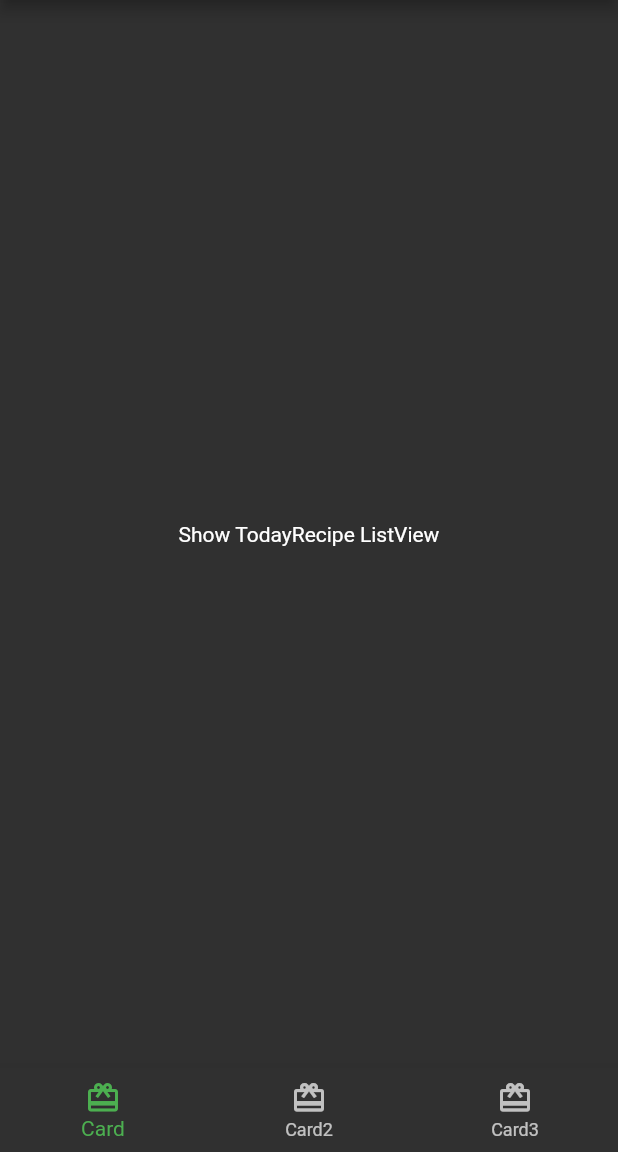
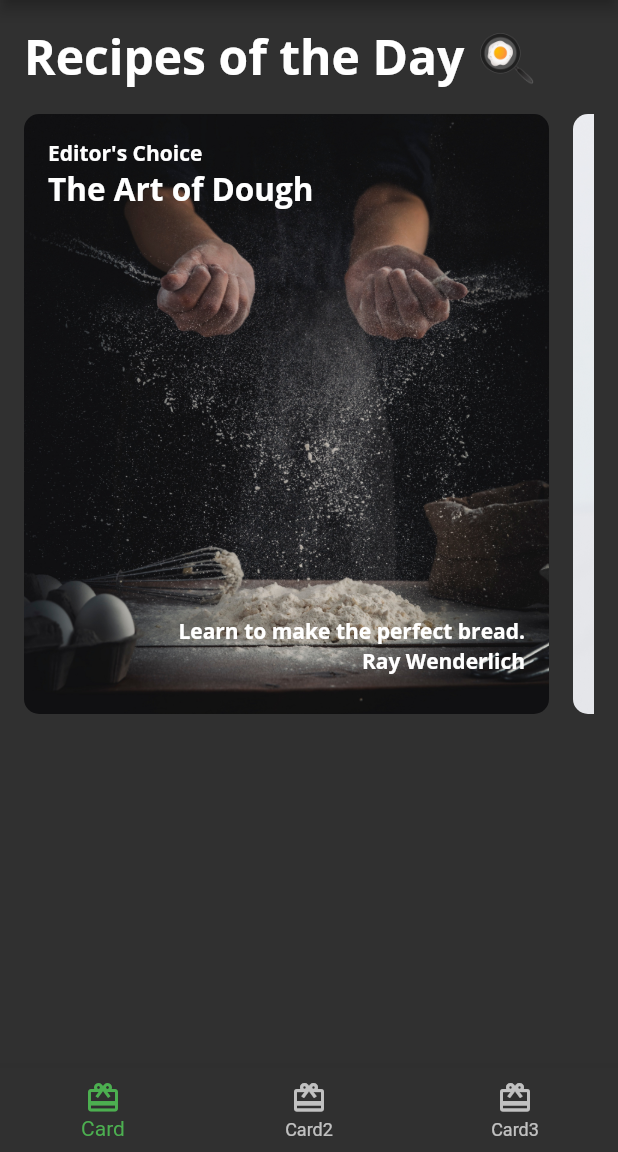
Before and after one commit to lmw4051/Food, a Flutter app: the screen it shows after launch, on a phone screen of 412 x 824 dp, the part 84-1236 px from its top. Run offline on Flutter 3.47's test engine with Material 2 defaults, Android fonts, the phone set to English and light mode, and no system bars; our stand-ins replace google_fonts.

Commit message:
feat: add scrollable widget with updated cards

```diff
--- a/fooderlich/lib/components/card1.dart
+++ b/fooderlich/lib/components/card1.dart
@@ -1,50 +1,50 @@
 import 'package:flutter/material.dart';
-import 'package:fooderlich/main.dart';
+
 import '../fooderlich_theme.dart';
+import '../models/models.dart';
 
 class Card1 extends StatelessWidget {
-  const Card1({super.key});
-  final String category = 'Editor\'s Choice';
-  final String title = 'The Art of Dough';
-  final String description = 'Learn to make the perfect bread.';
-  final String chef = 'Ray Wenderlich';
+  final ExploreRecipe recipe;
+
+  const Card1({
+    super.key,
+    required this.recipe,
+  });
 
   @override
   Widget build(BuildContext context) {
     return Center(
-      // TODO: Card1 Decorate Container
       child: Container(
         padding: const EdgeInsets.all(16),
         constraints: const BoxConstraints.expand(
           width: 350,
           height: 450,
         ),
-        decoration: const BoxDecoration(
+        decoration: BoxDecoration(
           image: DecorationImage(
-            image: AssetImage('assets/mag1.png'),
+            image: AssetImage(recipe.backgroundImage),
             fit: BoxFit.cover,
           ),
-          borderRadius: BorderRadius.all(Radius.circular(10.0)),
+          borderRadius: const BorderRadius.all(Radius.circular(10.0)),
         ),
-        // TODO: Add a stack of text
         child: Stack(
           children: [
             Text(
-              category,
+              recipe.subtitle,
               style: FooderlichTheme.darkTextTheme.bodyText1,
             ),
             Positioned(
               top: 20,
               child: Text(
-                title,
-                style: FooderlichTheme.darkTextTheme.headline5,
+                recipe.title,
+                style: FooderlichTheme.darkTextTheme.headline2,
               ),
             ),
             Positioned(
               bottom: 30,
               right: 0,
               child: Text(
-                description,
+                recipe.message,
                 style: FooderlichTheme.darkTextTheme.bodyText1,
               ),
             ),
@@ -52,10 +52,10 @@ class Card1 extends StatelessWidget {
               bottom: 10,
               right: 0,
               child: Text(
-                chef,
+                recipe.authorName,
                 style: FooderlichTheme.darkTextTheme.bodyText1,
               ),
-            ),
+            )
           ],
         ),
       ),
--- a/fooderlich/lib/components/card2.dart
+++ b/fooderlich/lib/components/card2.dart
@@ -1,9 +1,16 @@
 import 'package:flutter/material.dart';
+
+import '../fooderlich_theme.dart';
+import '../models/models.dart';
 import 'author_card.dart';
-import '../fooderlich_theme.dart';
 
 class Card2 extends StatelessWidget {
-  const Card2({super.key});
+  final ExploreRecipe recipe;
+
+  const Card2({
+    super.key,
+    required this.recipe,
+  });
 
   @override
   Widget build(BuildContext context) {
@@ -13,21 +20,19 @@ class Card2 extends StatelessWidget {
           width: 350,
           height: 450,
         ),
-        decoration: const BoxDecoration(
+        decoration: BoxDecoration(
           image: DecorationImage(
-            image: AssetImage('assets/mag5.png'),
+            image: AssetImage(recipe.backgroundImage),
             fit: BoxFit.cover,
           ),
-          borderRadius: BorderRadius.all(
-            Radius.circular(10.0),
-          ),
+          borderRadius: const BorderRadius.all(Radius.circular(10.0)),
         ),
         child: Column(
           children: [
-            const AuthorCard(
-              authorName: 'Mike Katz',
-              title: 'Smoothie Connoisseur',
-              imageProvider: AssetImage('assets/author_katz.jpeg'),
+            AuthorCard(
+              authorName: recipe.authorName,
+              title: recipe.role,
+              imageProvider: AssetImage(recipe.profileImage),
             ),
             Expanded(
               child: Stack(
@@ -36,7 +41,7 @@ class Card2 extends StatelessWidget {
                     bottom: 16,
                     right: 16,
                     child: Text(
-                      'Recipe',
+                      recipe.title,
                       style: FooderlichTheme.lightTextTheme.headline1,
                     ),
                   ),
@@ -46,7 +51,7 @@ class Card2 extends StatelessWidget {
                     child: RotatedBox(
                       quarterTurns: 3,
                       child: Text(
-                        'Smoothies',
+                        recipe.subtitle,
                         style: FooderlichTheme.lightTextTheme.headline1,
                       ),
                     ),
--- a/fooderlich/lib/components/components.dart
+++ b/fooderlich/lib/components/components.dart
@@ -1,5 +1,8 @@
+import 'package:flutter/foundation.dart';
+
 export 'author_card.dart';
 export 'card1.dart';
 export 'card2.dart';
 export 'card3.dart';
 export 'circle_image.dart';
+export 'today_recipe_list_view.dart';
--- /dev/null
+++ b/fooderlich/lib/components/today_recipe_list_view.dart
@@ -0,0 +1,59 @@
+import 'package:flutter/material.dart';
+import '../components/components.dart';
+import '../models/models.dart';
+
+class TodayRecipeListView extends StatelessWidget {
+  final List<ExploreRecipe> recipes;
+
+  const TodayRecipeListView({
+    super.key,
+    required this.recipes,
+  });
+
+  @override
+  Widget build(BuildContext context) {
+    return Padding(
+      padding: const EdgeInsets.only(
+        left: 16,
+        right: 16,
+        top: 16,
+      ),
+      child: Column(
+        crossAxisAlignment: CrossAxisAlignment.start,
+        children: [
+          Text('Recipes of the Day 🍳',
+              style: Theme.of(context).textTheme.headline1),
+          const SizedBox(height: 16),
+          Container(
+            height: 400,
+            // TODO: Add ListView Here
+            color: Colors.transparent,
+            child: ListView.separated(
+              scrollDirection: Axis.horizontal,
+              itemCount: recipes.length,
+              itemBuilder: (context, index) {
+                final recipe = recipes[index];
+                return buildCard(recipe);
+              },
+              separatorBuilder: (context, index) {
+                return const SizedBox(width: 16);
+              },
+            ),
+          ),
+        ],
+      ),
+    );
+  }
+
+  Widget buildCard(ExploreRecipe recipe) {
+    if (recipe.cardType == RecipeCardType.card1) {
+      return Card1(recipe: recipe);
+    } else if (recipe.cardType == RecipeCardType.card2) {
+      return Card2(recipe: recipe);
+    } else if (recipe.cardType == RecipeCardType.card3) {
+      return Card3(recipe: recipe);
+    } else {
+      throw Exception('This card doesn\'t exist yet');
+    }
+  }
+}
--- a/fooderlich/lib/home.dart
+++ b/fooderlich/lib/home.dart
@@ -17,8 +17,9 @@ class HomeState extends State<Home> {
 
   static List<Widget> pages = <Widget>[
     ExploreScreen(),
-    const Card2(),
-    const Card3(),
+    // TODO: Replace with RecipesScreen
+    Container(color: Colors.green),
+    Container(color: Colors.blue),
   ];
 
   void _onItemTapped(int index) {
--- a/fooderlich/lib/screens/explore_screen.dart
+++ b/fooderlich/lib/screens/explore_screen.dart
@@ -15,12 +15,7 @@ class ExploreScreen extends StatelessWidget {
       builder: (context, AsyncSnapshot<ExploreData> snapshot) {
         if (snapshot.connectionState == ConnectionState.done) {
           final recipes = snapshot.data?.todayRecipes ?? [];
-          // TODO: Replace this with TodayRecipeListView
-          return Center(
-            child: Container(
-              child: const Text('Show TodayRecipe ListView'),
-            ),
-          );
+          return TodayRecipeListView(recipes: recipes);
         } else {
           return const Center(
             child: CircularProgressIndicator(),
```
Also changed, not shown: fooderlich/lib/components/card3.dart (+37 -36 lines).
